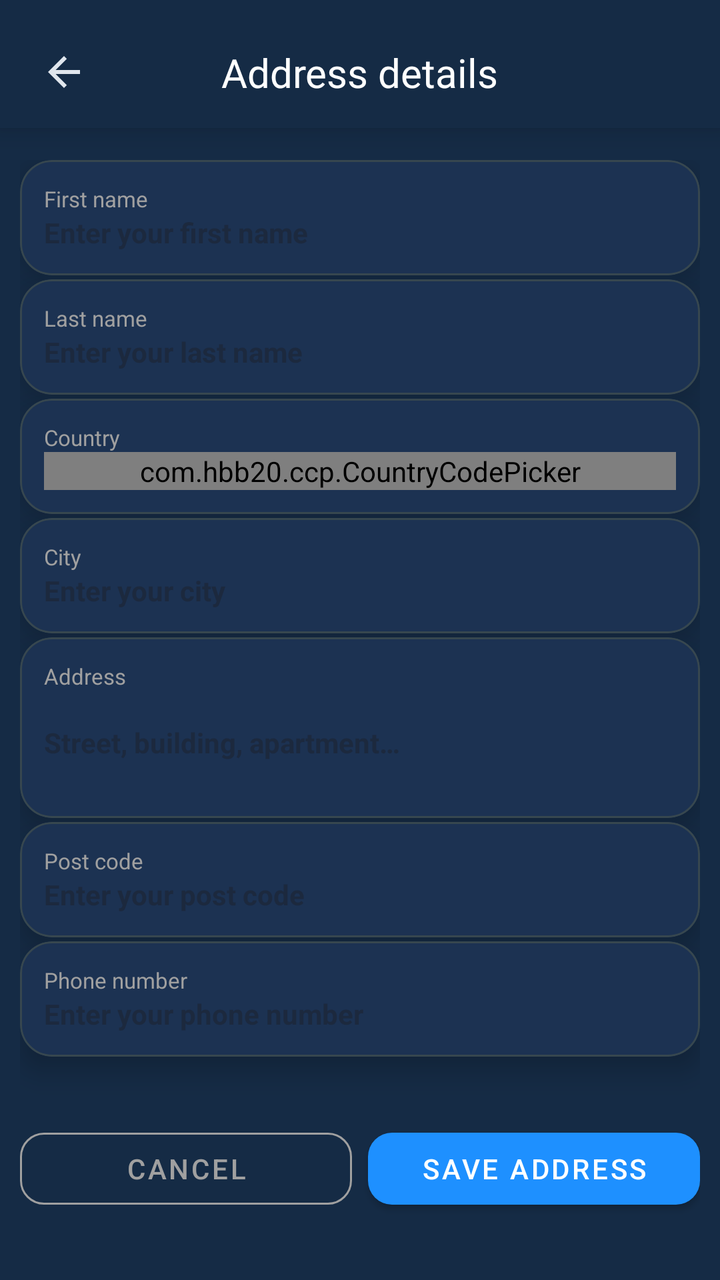
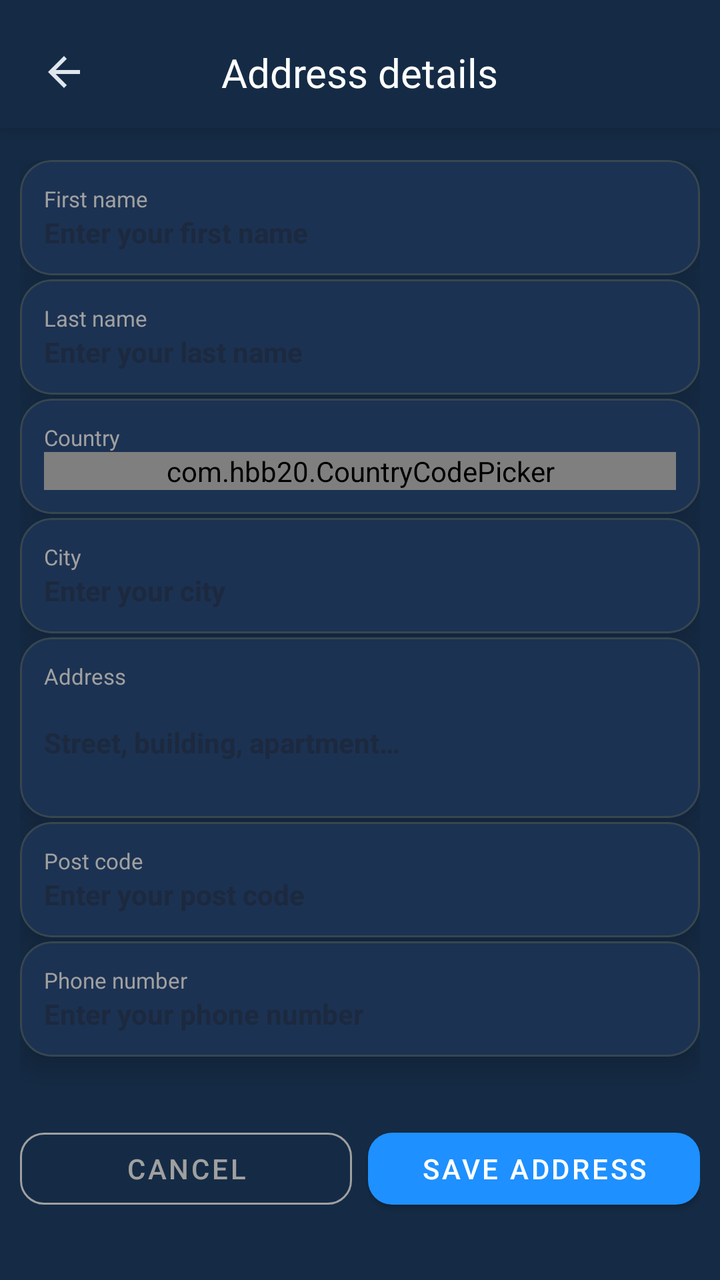

An Android layout rendered at two revisions. The XML below is the earlier revision; the diff shows what the commit changed to produce the second picture.
<!-- AndroidManifest.xml: application theme AppTheme -->
<!-- res/layout/fragment_user_address.xml -->
<?xml version="1.0" encoding="utf-8"?>
<androidx.constraintlayout.widget.ConstraintLayout 
    xmlns:android="http://schemas.android.com/apk/res/android"
    xmlns:app="http://schemas.android.com/apk/res-auto"
    xmlns:tools="http://schemas.android.com/tools"
    android:layout_width="match_parent"
    android:layout_height="match_parent"
    android:background="@color/background_color"
    tools:context=".ui.tabs.settings.userinfo.UserAddressFragment">

    
    <androidx.constraintlayout.widget.ConstraintLayout
        android:id="@+id/headerContainer"
        android:layout_width="match_parent"
        android:layout_height="wrap_content"
        android:paddingHorizontal="16dp"
        android:paddingTop="20dp"
        android:paddingBottom="12dp"
        android:background="@color/background_color"
        android:elevation="8dp"
        app:layout_constraintTop_toTopOf="parent">

        
        <ImageView
            android:id="@+id/btnBack"
            android:layout_width="32dp"
            android:layout_height="32dp"
            android:src="@drawable/ic_back"
            android:scaleType="center"
            app:tint="?attr/colorOnSurface"
            android:clickable="true"
            android:focusable="true"
            android:contentDescription="@string/user_address_back_button_desc"
            app:layout_constraintBottom_toBottomOf="parent"
            app:layout_constraintStart_toStartOf="parent"
            app:layout_constraintTop_toTopOf="parent" />

        
        <TextView
            android:id="@+id/tvTitle"
            style="@style/TextAppearance.Aqua.EditProfileTitle"
            android:layout_width="wrap_content"
            android:layout_height="wrap_content"
            android:text="@string/user_address_title"
            android:importantForAccessibility="yes"
            app:layout_constraintTop_toTopOf="parent"
            app:layout_constraintBottom_toBottomOf="parent"
            app:layout_constraintStart_toStartOf="parent"
            app:layout_constraintEnd_toEndOf="parent" />
    </androidx.constraintlayout.widget.ConstraintLayout>

    
    <ScrollView
        android:id="@+id/scrollContent"
        android:layout_width="0dp"
        android:layout_height="0dp"
        android:fillViewport="true"
        android:scrollbars="none"
        app:layout_constraintTop_toBottomOf="@id/headerContainer"
        app:layout_constraintBottom_toBottomOf="parent"
        app:layout_constraintStart_toStartOf="parent"
        app:layout_constraintEnd_toEndOf="parent">

        <LinearLayout
            android:id="@+id/contentRoot"
            android:layout_width="match_parent"
            android:layout_height="wrap_content"
            android:orientation="vertical"
            android:paddingStart="10dp"
            android:paddingEnd="10dp"
            android:paddingTop="16dp"
            android:paddingBottom="16dp"
            android:gravity="center_horizontal">

            
            <com.google.android.material.card.MaterialCardView
                android:layout_width="match_parent"
                android:layout_height="wrap_content"
                android:layout_marginBottom="2dp"
                style="@style/Widget.Aqua.CardStyles">

                <LinearLayout
                    android:orientation="vertical"
                    android:layout_width="match_parent"
                    android:layout_height="wrap_content"
                    android:padding="12dp">

                    <TextView
                        android:layout_width="wrap_content"
                        android:layout_height="wrap_content"
                        android:text="@string/address_info_first_name_label"
                        android:textSize="11sp"
                        android:textColor="@color/settings_text_secondary"
                        android:labelFor="@id/etFirstName" />

                    <EditText
                        android:id="@+id/etFirstName"
                        android:layout_width="match_parent"
                        android:layout_height="wrap_content"
                        android:textSize="14sp"
                        android:textColor="@android:color/white"
                        android:hint="@string/address_info_first_name_hint"
                        android:textStyle="bold"
                        android:background="@null"
                        android:padding="0dp" />
                </LinearLayout>
            </com.google.android.material.card.MaterialCardView>

            
            <com.google.android.material.card.MaterialCardView
                android:layout_width="match_parent"
                android:layout_height="wrap_content"
                android:layout_marginBottom="2dp"
                style="@style/Widget.Aqua.CardStyles">

                <LinearLayout
                    android:orientation="vertical"
                    android:layout_width="match_parent"
                    android:layout_height="wrap_content"
                    android:padding="12dp">

                    <TextView
                        android:layout_width="wrap_content"
                        android:layout_height="wrap_content"
                        android:text="@string/address_info_last_name_label"
                        android:textSize="11sp"
                        android:textColor="@color/settings_text_secondary"
                        android:labelFor="@id/etLastName" />

                    <EditText
                        android:id="@+id/etLastName"
                        android:layout_width="match_parent"
                        android:layout_height="wrap_content"
                        android:textSize="14sp"
                        android:textColor="@android:color/white"
                        android:hint="@string/address_info_last_name_hint"
                        android:textStyle="bold"
                        android:background="@null"
                        android:padding="0dp" />
                </LinearLayout>
            </com.google.android.material.card.MaterialCardView>

       
<com.google.android.material.card.MaterialCardView
    android:layout_width="match_parent"
    android:layout_height="wrap_content"
    android:layout_marginBottom="2dp"
    style="@style/Widget.Aqua.CardStyles">

    <LinearLayout
        android:orientation="vertical"
        android:layout_width="match_parent"
        android:layout_height="wrap_content"
        android:padding="12dp">

        <TextView
            android:layout_width="wrap_content"
            android:layout_height="wrap_content"
            android:text="@string/address_info_country_label"
            android:textSize="11sp"
            android:textColor="@color/settings_text_secondary"
            android:labelFor="@id/ccpCountry" />

        <com.hbb20.ccp.CountryCodePicker
            android:id="@+id/ccpCountry"
            android:layout_width="match_parent"
            android:layout_height="wrap_content"
            app:ccp_showFlag="true"
            app:ccp_showFullName="true"
            app:ccp_showNameCode="false"
            app:ccp_showPhoneCode="true"
            app:ccp_autoFormatNumber="true"
            app:ccp_contentColor="@android:color/white" />
    </LinearLayout>
</com.google.android.material.card.MaterialCardView>
            
            <com.google.android.material.card.MaterialCardView
                android:layout_width="match_parent"
                android:layout_height="wrap_content"
                android:layout_marginBottom="2dp"
                style="@style/Widget.Aqua.CardStyles">

                <LinearLayout
                    android:orientation="vertical"
                    android:layout_width="match_parent"
                    android:layout_height="wrap_content"
                    android:padding="12dp">

                    <TextView
                        android:layout_width="wrap_content"
                        android:layout_height="wrap_content"
                        android:text="@string/address_info_city_label"
                        android:textSize="11sp"
                        android:textColor="@color/settings_text_secondary"
                        android:labelFor="@id/etCity" />

                    <EditText
                        android:id="@+id/etCity"
                        android:layout_width="match_parent"
                        android:layout_height="wrap_content"
                        android:textSize="14sp"
                        android:textColor="@android:color/white"
                        android:hint="@string/address_info_city_hint"
                        android:textStyle="bold"
                        android:background="@null"
                        android:padding="0dp" />
                </LinearLayout>
            </com.google.android.material.card.MaterialCardView>

            
            <com.google.android.material.card.MaterialCardView
                android:layout_width="match_parent"
                android:layout_height="wrap_content"
                android:layout_marginBottom="2dp"
                style="@style/Widget.Aqua.CardStyles">

                <LinearLayout
                    android:orientation="vertical"
                    android:layout_width="match_parent"
                    android:layout_height="wrap_content"
                    android:padding="12dp">

                    <TextView
                        android:layout_width="wrap_content"
                        android:layout_height="wrap_content"
                        android:text="@string/address_info_address_label"
                        android:textSize="11sp"
                        android:textColor="@color/settings_text_secondary"
                        android:labelFor="@id/etAddress" />

                    <EditText
                        android:id="@+id/etAddress"
                        android:layout_width="match_parent"
                        android:layout_height="wrap_content"
                        android:textSize="14sp"
                        android:textColor="@android:color/white"
                        android:hint="@string/address_info_address_hint"
                        android:textStyle="bold"
                        android:background="@null"
                        android:padding="0dp"
                        android:inputType="textMultiLine"
                        android:singleLine="false"
                        android:lines="3"
                        android:ellipsize="none"
                        android:scrollHorizontally="false" />
                </LinearLayout>
            </com.google.android.material.card.MaterialCardView>

            
            <com.google.android.material.card.MaterialCardView
                android:layout_width="match_parent"
                android:layout_height="wrap_content"
                android:layout_marginBottom="2dp"
                style="@style/Widget.Aqua.CardStyles">

                <LinearLayout
                    android:orientation="vertical"
                    android:layout_width="match_parent"
                    android:layout_height="wrap_content"
                    android:padding="12dp">

                    <TextView
                        android:layout_width="wrap_content"
                        android:layout_height="wrap_content"
                        android:text="@string/address_info_postcode_label"
                        android:textSize="11sp"
                        android:textColor="@color/settings_text_secondary"
                        android:labelFor="@id/etPostCode" />

                    <EditText
                        android:id="@+id/etPostCode"
                        android:layout_width="match_parent"
                        android:layout_height="wrap_content"
                        android:inputType="number"
                        android:textSize="14sp"
                        android:textColor="@android:color/white"
                        android:hint="@string/address_info_postcode_hint"
                        android:textStyle="bold"
                        android:background="@null"
                        android:padding="0dp" />
                </LinearLayout>
            </com.google.android.material.card.MaterialCardView>

            
            <com.google.android.material.card.MaterialCardView
                android:layout_width="match_parent"
                android:layout_height="wrap_content"
                android:layout_marginBottom="16dp"
                style="@style/Widget.Aqua.CardStyles">

                <LinearLayout
                    android:orientation="vertical"
                    android:layout_width="match_parent"
                    android:layout_height="wrap_content"
                    android:padding="12dp">

                    <TextView
                        android:layout_width="wrap_content"
                        android:layout_height="wrap_content"
                        android:text="@string/address_info_phone_label"
                        android:textSize="11sp"
                        android:textColor="@color/settings_text_secondary"
                        android:labelFor="@id/etPhoneNumber" />

                    <EditText
                        android:id="@+id/etPhoneNumber"
                        android:layout_width="match_parent"
                        android:layout_height="wrap_content"
                        android:inputType="phone"
                        android:textSize="14sp"
                        android:textColor="@android:color/white"
                        android:hint="@string/address_info_phone_hint"
                        android:textStyle="bold"
                        android:background="@null"
                        android:padding="0dp" />
                </LinearLayout>
            </com.google.android.material.card.MaterialCardView>

            
            <LinearLayout
                android:layout_width="match_parent"
                android:layout_height="wrap_content"
                android:orientation="horizontal"
                android:gravity="end"
                android:layout_marginTop="16dp"
                android:layout_marginBottom="8dp"
                android:weightSum="2">

                
                <com.google.android.material.button.MaterialButton
                    android:id="@+id/btnCancel"
                    style="@style/Widget.MaterialComponents.Button.OutlinedButton"
                    android:layout_width="0dp"
                    android:layout_height="48dp"
                    android:layout_marginEnd="8dp"
                    android:layout_weight="1"
                    android:text="@string/address_info_cancel_button"
                    android:textColor="@color/settings_text_secondary"
                    app:strokeColor="@color/settings_text_secondary"
                    app:strokeWidth="1dp"
                    app:cornerRadius="12dp"
                    app:backgroundTint="@android:color/transparent" />

                
                <com.google.android.material.button.MaterialButton
                    android:id="@+id/btnSave"
                    style="@style/Widget.MaterialComponents.Button"
                    android:layout_width="0dp"
                    android:layout_height="48dp"
                    android:layout_weight="1"
                    android:text="@string/address_info_save_button"
                    android:textColor="#FFFFFF"
                    app:backgroundTint="#1E90FF"
                    app:cornerRadius="12dp" />
            </LinearLayout>
        </LinearLayout>
    </ScrollView>

</androidx.constraintlayout.widget.ConstraintLayout>
<!-- resources referenced by this layout -->
<resources>
  <color name="background_color">#152B45</color>
  <color name="settings_text_secondary">#A0A0A0</color>
  <!-- drawable ic_back (drawable) -->
  <?xml version="1.0" encoding="utf-8"?>
  <vector xmlns:android="http://schemas.android.com/apk/res/android"
      android:width="24dp"
      android:height="24dp"
      android:viewportWidth="24"
      android:viewportHeight="24">
  
      <path
          android:fillColor="@android:color/white"
          android:pathData="M20,11H7.83L13.42,5.41L12,4l-8,8 8,8 1.41,-1.41L7.83,13H20v-2z" />
  </vector>
  <string name="address_info_address_hint">Street, building, apartment…</string>
  <string name="address_info_address_label">Address</string>
  <string name="address_info_cancel_button">Cancel</string>
  <string name="address_info_city_hint">Enter your city</string>
  <string name="address_info_city_label">City</string>
  <string name="address_info_country_label">Country</string>
  <string name="address_info_first_name_hint">Enter your first name</string>
  <string name="address_info_first_name_label">First name</string>
  <string name="address_info_last_name_hint">Enter your last name</string>
  <string name="address_info_last_name_label">Last name</string>
  <string name="address_info_phone_hint">Enter your phone number</string>
  <string name="address_info_phone_label">Phone number</string>
  <string name="address_info_postcode_hint">Enter your post code</string>
  <string name="address_info_postcode_label">Post code</string>
  <string name="address_info_save_button">Save address</string>
  <string name="user_address_back_button_desc">Go back from address screen</string>
  <string name="user_address_title">Address details</string>
  <style name="TextAppearance.Aqua.EditProfileTitle" parent="TextAppearance.Material3.TitleLarge">
      <item name="fontFamily">@font/inter_semibold</item>
      <item name="android:fontFamily">@font/inter_semibold</item>
      <item name="android:textColor">@android:color/white</item>
      <item name="android:textSize">20sp</item>
  </style>
  <style name="Widget.Aqua.CardStyles" parent="Widget.MaterialComponents.CardView">
      <item name="cardBackgroundColor">@color/settings_card_background</item>
      <item name="cardCornerRadius">16dp</item>
      <item name="cardElevation">8dp</item>
      <item name="cardUseCompatPadding">false</item>
  </style>
  <color name="settings_card_background">#1C3252</color>
  <color name="md_theme_light_primary">#2196F3</color>
  <color name="md_theme_light_onPrimary">#FFFFFF</color>
  <color name="md_theme_light_secondary">#4A6363</color>
  <color name="md_theme_light_onSecondary">#FFFFFF</color>
  <color name="md_theme_light_background">#152B45</color>
  <color name="md_theme_light_surface">#152B45</color>
  <color name="md_theme_light_onSurface">#E0E6ED</color>
  <color name="md_theme_light_surfaceVariant">#233042</color>
  <color name="md_theme_light_onSurfaceVariant">#5C6B75</color>
  <color name="md_theme_light_outline">#455A64</color>
  <color name="md_theme_light_outlineVariant">#37474F</color>
  <color name="md_theme_light_error">#D32F2F</color>
  <color name="md_theme_light_onError">#FFFFFF</color>
  <!-- unchanged entries left out for length: 1 -->
</resources>

<!-- the commit's change to res/layout/fragment_user_address.xml (unified diff, before → after) -->
@@ -140,7 +140,7 @@
                 </LinearLayout>
             </com.google.android.material.card.MaterialCardView>
 
-       
+      
 <com.google.android.material.card.MaterialCardView
     android:layout_width="match_parent"
     android:layout_height="wrap_content"
@@ -161,7 +161,8 @@
             android:textColor="@color/settings_text_secondary"
             android:labelFor="@id/ccpCountry" />
 
-        <com.hbb20.ccp.CountryCodePicker
+        
+        <com.hbb20.CountryCodePicker
             android:id="@+id/ccpCountry"
             android:layout_width="match_parent"
             android:layout_height="wrap_content"
